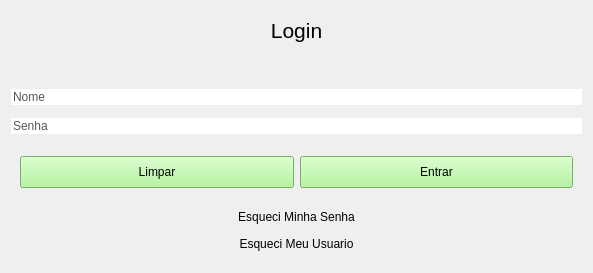
Qt form VirtualWallet/logic/src/vision/loginwidget.ui (joaovicentesouto/INE5417) before a commit.
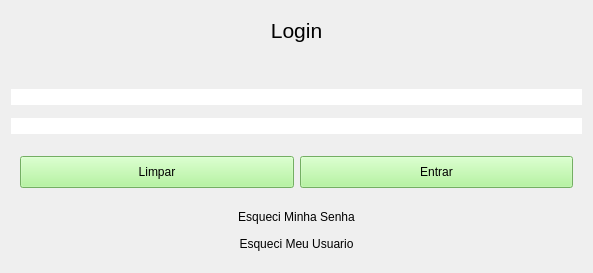
The same form after that commit.

Diff of the .ui file:
```diff
--- a/VirtualWallet/logic/src/vision/loginwidget.ui
+++ b/VirtualWallet/logic/src/vision/loginwidget.ui
@@ -67,12 +67,11 @@
       <string notr="true">#LoginName
 {
 	border: none;
-    color: #565656;
     font-size: 12px;
 }</string>
      </property>
      <property name="text">
-      <string>Nome</string>
+      <string/>
      </property>
     </widget>
    </item>
@@ -82,12 +81,11 @@
       <string notr="true">#LoginPassword
 {
 	border: none;
-    color: #565656;
     font-size: 12px;
 }</string>
      </property>
      <property name="text">
-      <string>Senha</string>
+      <string/>
      </property>
     </widget>
    </item>
```
